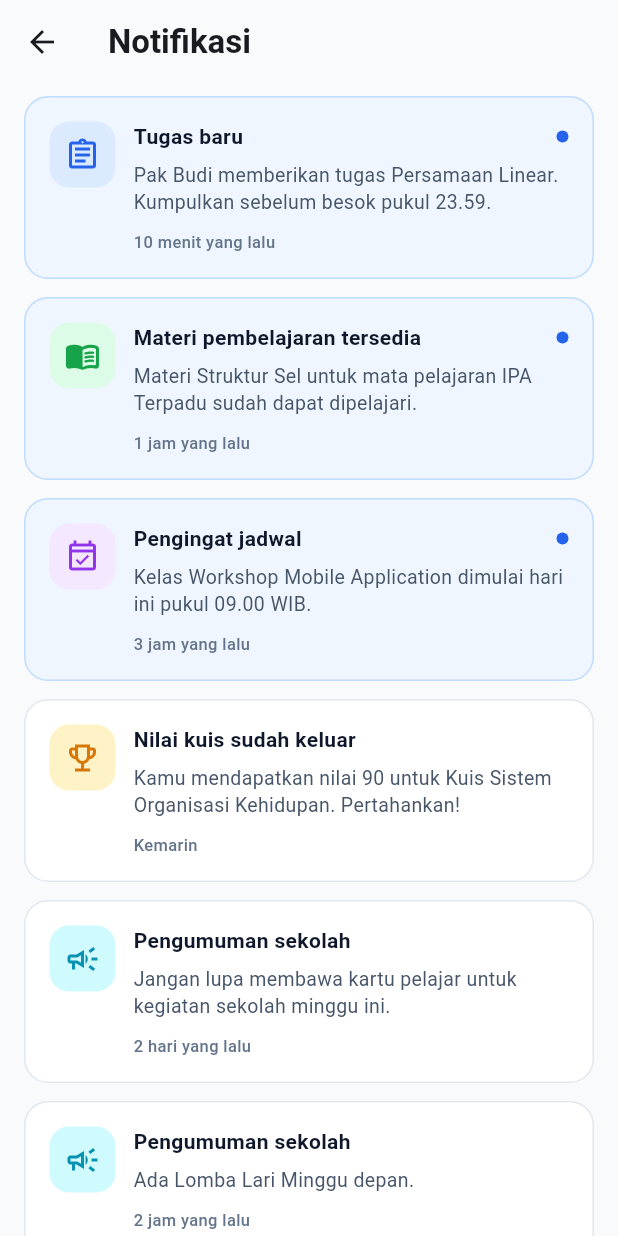
After one commit to LandakBaik/LearnPoint_Mobile, a Flutter app: the screen it shows after launch, after a tap on the "notifications none" icon, on a phone screen of 412 x 824 dp. The commit adds this screen. Run offline on Flutter 3.47's test engine with Material 3 defaults, Android fonts, the phone set to English and light mode, and no system bars; network calls fail.

Commit message:
Menambah Fitur Notifikasi di : notification_model & notifikasi

```diff
--- /dev/null
+++ b/lib/models/notification_model.dart
@@ -0,0 +1,23 @@
+import 'package:flutter/material.dart';
+
+class NotificationModel {
+  final String id;
+  final String title;
+  final String message;
+  final String time;
+  final IconData icon;
+  final Color color;
+  final Color backgroundColor;
+  final bool isRead;
+
+  const NotificationModel({
+    required this.id,
+    required this.title,
+    required this.message,
+    required this.time,
+    required this.icon,
+    required this.color,
+    required this.backgroundColor,
+    this.isRead = false,
+  });
+}
--- a/lib/siswa/index.dart
+++ b/lib/siswa/index.dart
@@ -4,6 +4,7 @@ import '../models/student_profile_model.dart';
 import '../models/task_model.dart';
 import '../models/material_model.dart';
 import '../models/schedule_model.dart';
+import 'notifikasi.dart';
 
 import '../widget/section_header.dart';
 import 'widgets/header_profile_widget.dart';
@@ -158,8 +159,9 @@ class SiswaDashboardScreen extends StatelessWidget {
             crossAxisAlignment: CrossAxisAlignment.start,
             children: [
               // 1. Header Profile & Notifications
-              const HeaderProfileWidget(
+              HeaderProfileWidget(
                 profile: studentProfile,
+                onNotificationTap: () => _openNotifications(context),
               ),
 
               const SizedBox(height: 16),
@@ -236,4 +238,10 @@ class SiswaDashboardScreen extends StatelessWidget {
       ),
     );
   }
+
+  static void _openNotifications(BuildContext context) {
+    Navigator.of(
+      context,
+    ).push(MaterialPageRoute<void>(builder: (_) => const NotificationScreen()));
+  }
 }
--- a/lib/siswa/materi.dart
+++ b/lib/siswa/materi.dart
@@ -5,6 +5,7 @@ import 'widgets/header_profile_widget.dart';
 import 'widgets/inverted_top_curve_clipper.dart';
 import 'widgets/subject_materi_card_widget.dart';
 import '../models/materi_page.dart';
+import 'notifikasi.dart';
 
 class Materi extends StatelessWidget {
   const Materi({super.key});
@@ -30,7 +31,16 @@ class Materi extends StatelessWidget {
                   horizontal: 16,
                   vertical: 12,
                 ),
-                child: HeaderProfileWidget(profile: studentProfile),
+                child: HeaderProfileWidget(
+                  profile: studentProfile,
+                  onNotificationTap: () {
+                    Navigator.of(context).push(
+                      MaterialPageRoute<void>(
+                        builder: (_) => const NotificationScreen(),
+                      ),
+                    );
+                  },
+                ),
               ),
               // Header
               Padding(
--- /dev/null
+++ b/lib/siswa/notifikasi.dart
@@ -0,0 +1,186 @@
+import 'package:flutter/material.dart';
+
+import '../models/notification_model.dart';
+
+class NotificationScreen extends StatelessWidget {
+  const NotificationScreen({super.key});
+
+  static const List<NotificationModel> notifications = [
+    NotificationModel(
+      id: 'n1',
+      title: 'Tugas baru',
+      message: 'Pak Budi memberikan tugas Persamaan Linear. Kumpulkan sebelum besok pukul 23.59.',
+      time: '10 menit yang lalu',
+      icon: Icons.assignment_outlined,
+      color: Color(0xFF2563EB),
+      backgroundColor: Color(0xFFDBEAFE),
+    ),
+    NotificationModel(
+      id: 'n2',
+      title: 'Materi pembelajaran tersedia',
+      message: 'Materi Struktur Sel untuk mata pelajaran IPA Terpadu sudah dapat dipelajari.',
+      time: '1 jam yang lalu',
+      icon: Icons.menu_book_rounded,
+      color: Color(0xFF16A34A),
+      backgroundColor: Color(0xFFDCFCE7),
+    ),
+    NotificationModel(
+      id: 'n3',
+      title: 'Pengingat jadwal',
+      message: 'Kelas Workshop Mobile Application dimulai hari ini pukul 09.00 WIB.',
+      time: '3 jam yang lalu',
+      icon: Icons.event_available_outlined,
+      color: Color(0xFF9333EA),
+      backgroundColor: Color(0xFFF3E8FF),
+    ),
+    NotificationModel(
+      id: 'n4',
+      title: 'Nilai kuis sudah keluar',
+      message: 'Kamu mendapatkan nilai 90 untuk Kuis Sistem Organisasi Kehidupan. Pertahankan!',
+      time: 'Kemarin',
+      icon: Icons.emoji_events_outlined,
+      color: Color(0xFFD97706),
+      backgroundColor: Color(0xFFFEF3C7),
+      isRead: true,
+    ),
+    NotificationModel(
+      id: 'n5',
+      title: 'Pengumuman sekolah',
+      message: 'Jangan lupa membawa kartu pelajar untuk kegiatan sekolah minggu ini.',
+      time: '2 hari yang lalu',
+      icon: Icons.campaign_outlined,
+      color: Color(0xFF0891B2),
+      backgroundColor: Color(0xFFCFFAFE),
+      isRead: true,
+    ),
+    NotificationModel(
+      id: 'n6',
+      title: 'Pengumuman sekolah',
+      message: 'Ada Lomba Lari Minggu depan.',
+      time: '2 jam yang lalu',
+      icon: Icons.campaign_outlined,
+      color: Color(0xFF0891B2),
+      backgroundColor: Color(0xFFCFFAFE),
+      isRead: true,
+    ),
+    NotificationModel(
+      id: 'n7',
+      title: 'Materi pembelajaran tersedia',
+      message: 'Materi Pemberontakan PKI untuk mata pelajaran Sejarah Terpadu sudah dapat dipelajari.',
+      time: '59 menit yang lalu',
+      icon: Icons.menu_book_rounded,
+      color: Color(0xFF16A34A),
+      backgroundColor: Color(0xFFDCFCE7),
+    ),
+  ];
+
+  @override
+  Widget build(BuildContext context) {
+    return Scaffold(
+      backgroundColor: const Color(0xFFF8FAFC),
+      appBar: AppBar(
+        title: const Text(
+          'Notifikasi',
+          style: TextStyle(fontWeight: FontWeight.bold),
+        ),
+        backgroundColor: const Color(0xFFF8FAFC),
+        surfaceTintColor: Colors.transparent,
+      ),
+      body: ListView.separated(
+        padding: const EdgeInsets.fromLTRB(16, 8, 16, 24),
+        itemCount: notifications.length,
+        separatorBuilder: (_, _) => const SizedBox(height: 12),
+        itemBuilder: (context, index) {
+          final notification = notifications[index];
+
+          return _NotificationCard(notification: notification);
+        },
+      ),
+    );
+  }
+}
+
+class _NotificationCard extends StatelessWidget {
+  final NotificationModel notification;
+
+  const _NotificationCard({required this.notification});
+
+  @override
+  Widget build(BuildContext context) {
+    return Container(
+      padding: const EdgeInsets.all(16),
+      decoration: BoxDecoration(
+        color: notification.isRead ? Colors.white : const Color(0xFFEFF6FF),
+        borderRadius: BorderRadius.circular(16),
+        border: Border.all(
+          color: notification.isRead
+              ? const Color(0xFFE2E8F0)
+              : const Color(0xFFBFDBFE),
+        ),
+      ),
+      child: Row(
+        crossAxisAlignment: CrossAxisAlignment.start,
+        children: [
+          Container(
+            width: 44,
+            height: 44,
+            decoration: BoxDecoration(
+              color: notification.backgroundColor,
+              borderRadius: BorderRadius.circular(13),
+            ),
+            child: Icon(notification.icon, color: notification.color),
+          ),
+          const SizedBox(width: 12),
+          Expanded(
+            child: Column(
+              crossAxisAlignment: CrossAxisAlignment.start,
+              children: [
+                Row(
+                  children: [
+                    Expanded(
+                      child: Text(
+                        notification.title,
+                        style: const TextStyle(
+                          fontSize: 14,
+                          fontWeight: FontWeight.w700,
+                          color: Color(0xFF0F172A),
+                        ),
+                      ),
+                    ),
+                    if (!notification.isRead)
+                      Container(
+                        width: 8,
+                        height: 8,
+                        decoration: const BoxDecoration(
+                          color: Color(0xFF2563EB),
+                          shape: BoxShape.circle,
+                        ),
+                      ),
+                  ],
+                ),
+                const SizedBox(height: 6),
+                Text(
+                  notification.message,
+                  style: const TextStyle(
+                    fontSize: 13,
+                    height: 1.4,
+                    color: Color(0xFF475569),
+                  ),
+                ),
+                const SizedBox(height: 10),
+                Text(
+                  notification.time,
+                  style: const TextStyle(
+                    fontSize: 11,
+                    fontWeight: FontWeight.w500,
+                    color: Color(0xFF64748B),
+                  ),
+                ),
+              ],
+            ),
+          ),
+        ],
+      ),
+    );
+  }
+}
```
Also changed, not shown: 1 other file.
